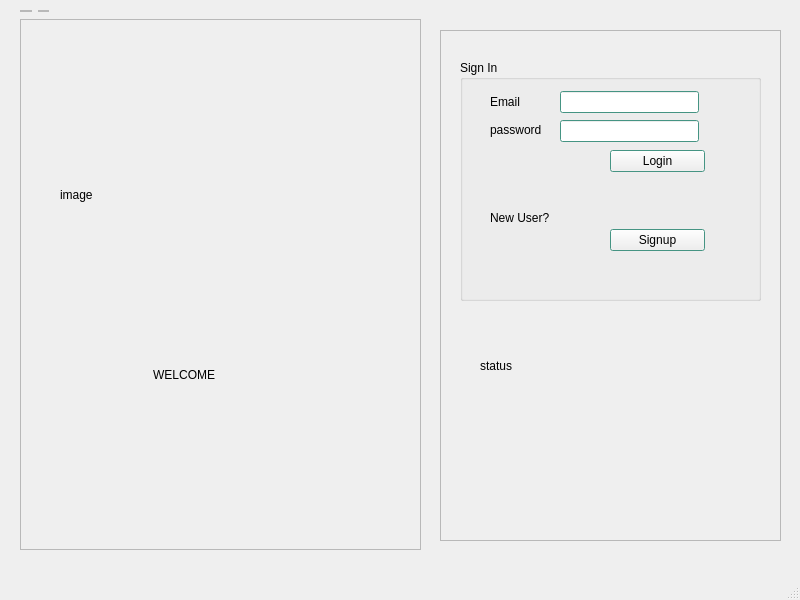
Before: the Qt Designer form Minor project - Copy/project/mainwindow.ui in rishabhs-s/Minor, drawn with Qt 5.
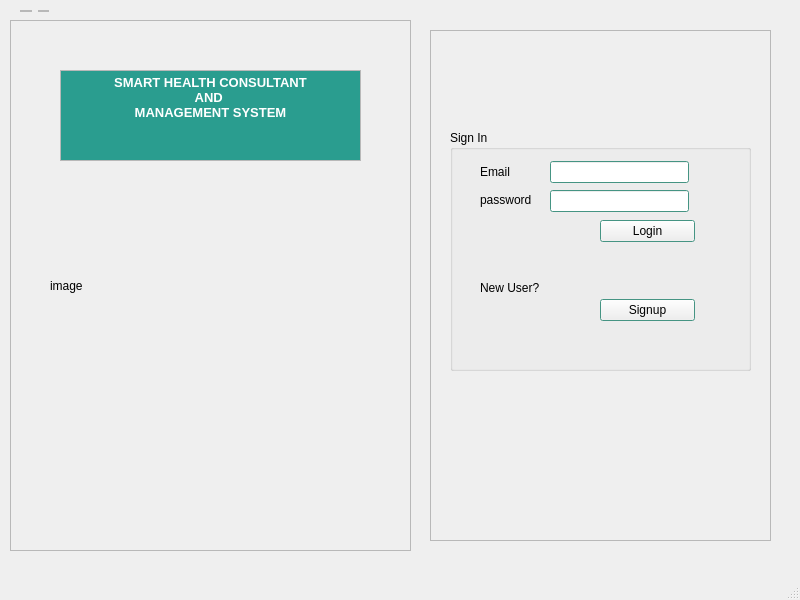
After: the same form once the commit is applied.

Commit message: ui change  Please enter the commit message for your changes. Lines starting

```diff
--- a/Minor project - Copy/project/mainwindow.ui
+++ b/Minor project - Copy/project/mainwindow.ui
@@ -17,8 +17,8 @@
    <widget class="QFrame" name="frame_3">
     <property name="geometry">
      <rect>
-      <x>20</x>
-      <y>19</y>
+      <x>10</x>
+      <y>20</y>
       <width>401</width>
       <height>531</height>
      </rect>
@@ -33,8 +33,8 @@
      <property name="geometry">
       <rect>
        <x>40</x>
-       <y>50</y>
-       <width>321</width>
+       <y>140</y>
+       <width>341</width>
        <height>251</height>
       </rect>
      </property>
@@ -42,24 +42,30 @@
       <string>image</string>
      </property>
     </widget>
-    <widget class="QLabel" name="label_3">
+    <widget class="QTextBrowser" name="textBrowser">
      <property name="geometry">
       <rect>
-       <x>10</x>
-       <y>330</y>
-       <width>351</width>
-       <height>51</height>
+       <x>50</x>
+       <y>50</y>
+       <width>301</width>
+       <height>91</height>
       </rect>
      </property>
-     <property name="text">
-      <string>                                     WELCOME</string>
+     <property name="html">
+      <string>&lt;!DOCTYPE HTML PUBLIC &quot;-//W3C//DTD HTML 4.0//EN&quot; &quot;http://www.w3.org/TR/REC-html40/strict.dtd&quot;&gt;
+&lt;html&gt;&lt;head&gt;&lt;meta name=&quot;qrichtext&quot; content=&quot;1&quot; /&gt;&lt;style type=&quot;text/css&quot;&gt;
+p, li { white-space: pre-wrap; }
+&lt;/style&gt;&lt;/head&gt;&lt;body style=&quot; font-family:'MS Shell Dlg 2'; font-size:7.8pt; font-weight:400; font-style:normal;&quot; bgcolor=&quot;#2a9d8f&quot;&gt;
+&lt;p align=&quot;center&quot; style=&quot; margin-top:0px; margin-bottom:0px; margin-left:0px; margin-right:0px; -qt-block-indent:0; text-indent:0px;&quot;&gt;&lt;span style=&quot; font-size:10pt; font-weight:600; color:#ffffff;&quot;&gt; SMART HEALTH CONSULTANT &lt;/span&gt;&lt;/p&gt;
+&lt;p align=&quot;center&quot; style=&quot; margin-top:0px; margin-bottom:0px; margin-left:0px; margin-right:0px; -qt-block-indent:0; text-indent:0px;&quot;&gt;&lt;span style=&quot; font-size:10pt; font-weight:600; color:#ffffff;&quot;&gt;AND &lt;/span&gt;&lt;/p&gt;
+&lt;p align=&quot;center&quot; style=&quot; margin-top:0px; margin-bottom:0px; margin-left:0px; margin-right:0px; -qt-block-indent:0; text-indent:0px;&quot;&gt;&lt;span style=&quot; font-size:10pt; font-weight:600; color:#ffffff;&quot;&gt;MANAGEMENT SYSTEM&lt;/span&gt;&lt;/p&gt;&lt;/body&gt;&lt;/html&gt;</string>
      </property>
     </widget>
    </widget>
    <widget class="QFrame" name="frame_4">
     <property name="geometry">
      <rect>
-      <x>440</x>
+      <x>430</x>
       <y>30</y>
       <width>341</width>
       <height>511</height>
@@ -75,7 +81,7 @@
      <property name="geometry">
       <rect>
        <x>20</x>
-       <y>30</y>
+       <y>100</y>
        <width>301</width>
        <height>241</height>
       </rect>
@@ -160,7 +166,7 @@
        <string>New User?</string>
       </property>
      </widget>
-     <widget class="QWidget" name="">
+     <widget class="QWidget" name="layoutWidget">
       <property name="geometry">
        <rect>
         <x>30</x>
@@ -186,7 +192,7 @@
        </item>
       </layout>
      </widget>
-     <widget class="QWidget" name="">
+     <widget class="QWidget" name="layoutWidget">
       <property name="geometry">
        <rect>
         <x>100</x>
@@ -200,11 +206,15 @@
         <widget class="QLineEdit" name="email"/>
        </item>
        <item>
-        <widget class="QLineEdit" name="password"/>
+        <widget class="QLineEdit" name="password">
+         <property name="echoMode">
+          <enum>QLineEdit::Password</enum>
+         </property>
+        </widget>
        </item>
       </layout>
      </widget>
-     <widget class="QWidget" name="">
+     <widget class="QWidget" name="layoutWidget">
       <property name="geometry">
        <rect>
         <x>150</x>
@@ -244,21 +254,8 @@
       </layout>
      </widget>
     </widget>
-    <widget class="QLabel" name="label_5">
-     <property name="geometry">
-      <rect>
-       <x>40</x>
-       <y>300</y>
-       <width>261</width>
-       <height>71</height>
-      </rect>
-     </property>
-     <property name="text">
-      <string>status</string>
-     </property>
-    </widget>
    </widget>
-   <widget class="QWidget" name="">
+   <widget class="QWidget" name="layoutWidget">
     <property name="geometry">
      <rect>
       <x>20</x>
```
Left out of the diff: 12 changed lines with no effect on the pictures. The commit also changes 46 other files.
